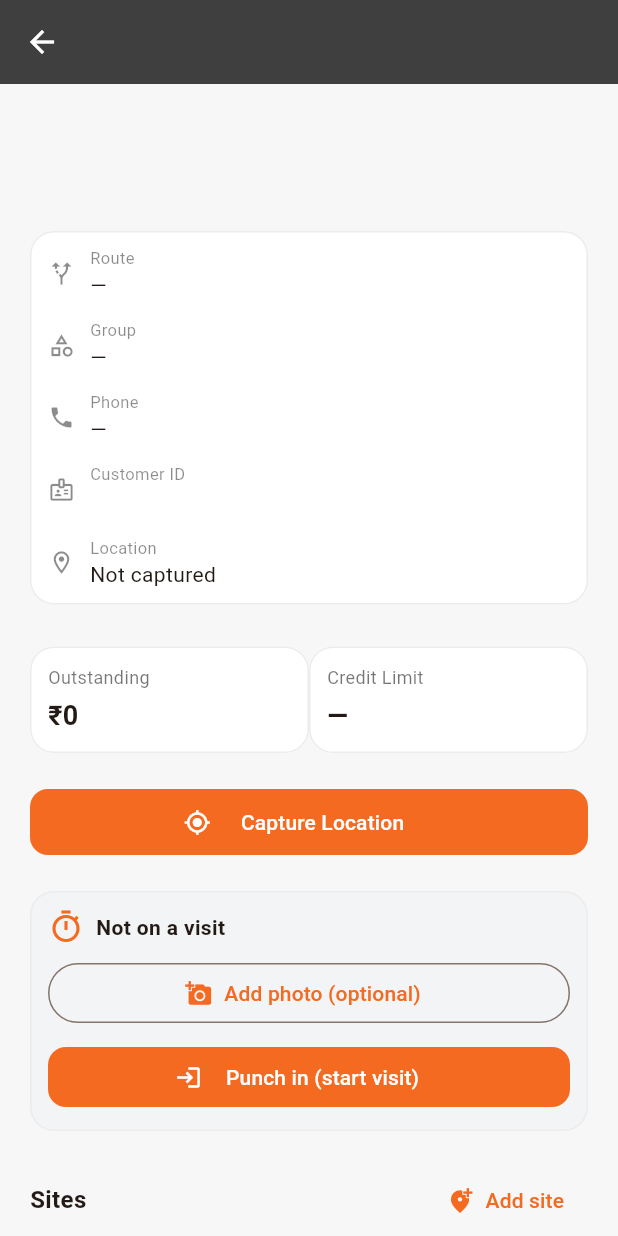
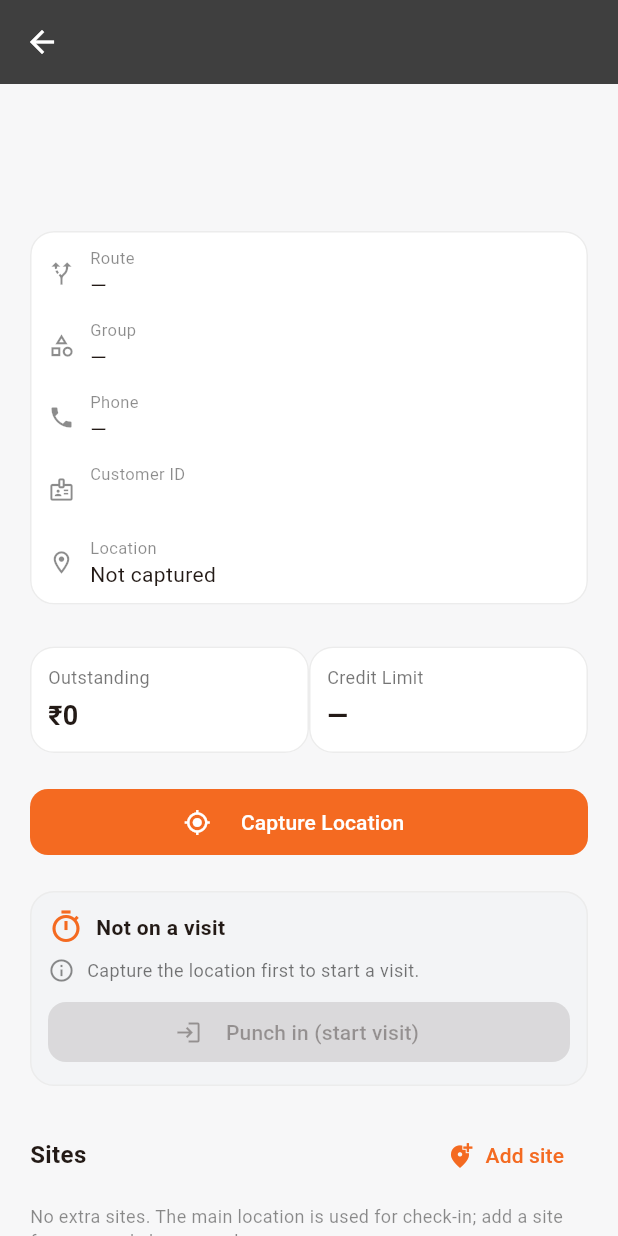
Before and after one commit to it809/MANNA_FIELD_SALES, a Flutter app: the CustomerDetailScreen screen opened directly with empty values, on a phone screen of 412 x 824 dp. Run offline on Flutter 3.47's test engine with Material 3 defaults, Android fonts, the phone set to English and light mode, and no system bars; our stand-ins replace dio, flutter_map, geolocator, image_picker, latlong2, open_filex and 3 more; accounts and stored records are empty.

Commit message:
Require the location on record before a rep can punch in
A visit had no ordering against the location capture, so a rep could
punch in on a shop whose coordinates were never recorded. The punch card
now takes the capture state and gates punch-in on it, with a line of
help text explaining why the button is dead. 'Pending Verification'
counts — the rep shouldn't wait on the manager's queue — but 'Rejected'
does not, since that location has to be captured again.

Punching out stays open regardless, so an already-open visit can always
be closed.

Also drops the optional visit photo. It was evidence nobody consumed,
and the punch is the record.

Co-Authored-By: Claude Opus 4.8 (1M context) <noreply@anthropic.com>

```diff
--- a/lib/screens/customers/customer_detail_screen.dart
+++ b/lib/screens/customers/customer_detail_screen.dart
@@ -40,6 +40,12 @@ class _CustomerDetailScreenState extends State<CustomerDetailScreen> {
 
   String get _status =>
       (c['custom_location_status'] ?? 'Not Captured').toString();
+
+  /// A visit can only start once the shop location is on record. Awaiting the
+  /// manager's verification is enough — the rep isn't blocked by that queue.
+  /// 'Rejected' does not count: that location has to be captured again.
+  bool get _locationCaptured =>
+      _status == 'Pending Verification' || _status == 'Verified';
 
   /// Captures the shop location once. This never logs a visit — punching in
   /// on the visit card is the only thing that creates a Sales Visit.
@@ -389,7 +395,9 @@ class _CustomerDetailScreenState extends State<CustomerDetailScreen> {
           const SizedBox(height: 16),
           _locationSection(),
           const SizedBox(height: 16),
-          VisitPunchCard(customer: c['name'] as String),
+          VisitPunchCard(
+              customer: c['name'] as String,
+              locationCaptured: _locationCaptured),
           const SizedBox(height: 16),
           _sitesSection(),
           const SizedBox(height: 16),
--- a/lib/widgets/visit_punch_card.dart
+++ b/lib/widgets/visit_punch_card.dart
@@ -1,17 +1,25 @@
 import 'dart:async';
-import 'dart:io';
 
 import 'package:flutter/material.dart';
 
 import 'package:manna_field_sales/core/session.dart';
 import 'package:manna_field_sales/services/api.dart';
 import 'package:manna_field_sales/services/location_service.dart';
-import 'package:manna_field_sales/widgets/photo_source_sheet.dart';
 
 class VisitPunchCard extends StatefulWidget {
   final String? customer;
   final String? lead;
-  const VisitPunchCard({super.key, this.customer, this.lead});
+
+  /// Whether the shop location has already been captured. A visit cannot start
+  /// until it has — the rep captures the location first, then punches in. Left
+  /// required so a new caller can't silently skip the gate.
+  final bool locationCaptured;
+
+  const VisitPunchCard(
+      {super.key,
+      this.customer,
+      this.lead,
+      required this.locationCaptured});
   @override
   State<VisitPunchCard> createState() => _VisitPunchCardState();
 }
@@ -20,14 +28,6 @@ class _VisitPunchCardState extends State<VisitPunchCard> {
   Map<String, dynamic>? _open;
   bool _busy = false, _loading = true;
   String? _lastDuration;
-
-  /// Optional photo staged for the next punch. Never gates the punch itself —
-  /// this is visit evidence, not the customer's location capture.
-  String? _photoPath;
-
-  /// Leads already carry a location/banner photo of their own, so their punch
-  /// card is timer-only.
-  bool get _photoAllowed => widget.lead == null;
 
   @override
   void initState() {
@@ -50,27 +50,10 @@ class _VisitPunchCardState extends State<VisitPunchCard> {
         SnackBar(content: Text(m), duration: const Duration(seconds: 3)));
   }
 
-  Future<void> _pickPhoto() async {
-    final img = await pickPhoto(context, title: 'Visit photo');
-    if (img == null) return;
-    if (mounted) setState(() => _photoPath = img.path);
-  }
-
-  /// Uploads the staged photo, if any. A failure here is reported but never
-  /// rolls back the punch — the visit is already recorded.
-  Future<void> _uploadStagedPhoto(String visitName, {required bool checkOut}) async {
-    final path = _photoPath;
-    if (path == null) return;
-    try {
-      await Api.uploadVisitPhoto(
-          visitName: visitName, filePath: path, checkOut: checkOut);
-      _photoPath = null;
-    } catch (_) {
-      _snack('Punch saved, but the photo failed to upload.');
+  Future<void> _punchIn() async {
+    if (!widget.locationCaptured) {
+      return _snack('Capture the location first, then punch in.');
     }
-  }
-
-  Future<void> _punchIn() async {
     if (Session.I.salesPerson == null) {
       return _snack('No rep linked to this login.');
     }
@@ -78,13 +61,12 @@ class _VisitPunchCardState extends State<VisitPunchCard> {
     _snack('Getting GPS...');
     try {
       final pos = await getCurrentLocation();
-      final visit = await Api.punchInVisit(
+      await Api.punchInVisit(
           customer: widget.customer,
           lead: widget.lead,
           lat: pos.latitude,
           lng: pos.longitude);
       _snack('Punched in ✓');
-      await _uploadStagedPhoto(visit, checkOut: false);
       await _load();
     } catch (e) {
       _snack('Failed: $e');
@@ -107,7 +89,6 @@ class _VisitPunchCardState extends State<VisitPunchCard> {
       );
       _lastDuration = mins.toStringAsFixed(0);
       _snack('Punched out ✓ — ${mins.toStringAsFixed(0)} min');
-      await _uploadStagedPhoto(_open!['name'] as String, checkOut: true);
       await _load();
     } catch (e) {
       _snack('Failed: $e');
@@ -156,26 +137,16 @@ class _VisitPunchCardState extends State<VisitPunchCard> {
               ),
             ),
           ]),
-          if (!_loading && _photoAllowed) ...[
+          // Punching out is never gated — an already-open visit must always be
+          // closable, even if the location was never captured.
+          if (!_loading && !open && !widget.locationCaptured) ...[
             const SizedBox(height: 8),
-            Row(children: [
-              if (_photoPath != null) ...[
-                ClipRRect(
-                  borderRadius: BorderRadius.circular(6),
-                  child: Image.file(File(_photoPath!),
-                      width: 48, height: 48, fit: BoxFit.cover),
-                ),
-                const SizedBox(width: 8),
-              ],
+            Row(children: const [
+              Icon(Icons.info_outline, size: 18, color: Colors.black45),
+              SizedBox(width: 8),
               Expanded(
-                child: OutlinedButton.icon(
-                  onPressed: _busy ? null : _pickPhoto,
-                  icon: Icon(_photoPath == null
-                      ? Icons.add_a_photo
-                      : Icons.check_circle),
-                  label: Text(
-                      _photoPath == null ? 'Add photo (optional)' : 'Photo ready'),
-                ),
+                child: Text('Capture the location first to start a visit.',
+                    style: TextStyle(fontSize: 12, color: Colors.black54)),
               ),
             ]),
           ],
@@ -192,7 +163,9 @@ class _VisitPunchCardState extends State<VisitPunchCard> {
                   padding: EdgeInsets.all(8), child: Text('Punch out')),
             )
                 : FilledButton.icon(
-              onPressed: _busy || _loading ? null : _punchIn,
+              onPressed: _busy || _loading || !widget.locationCaptured
+                  ? null
+                  : _punchIn,
               icon: const Icon(Icons.login),
               label: const Padding(
                   padding: EdgeInsets.all(8),
```
Also changed, not shown: lib/screens/leads/lead_detail_screen.dart (+8 -1 lines), lib/services/api.dart (+0 -30 lines).
